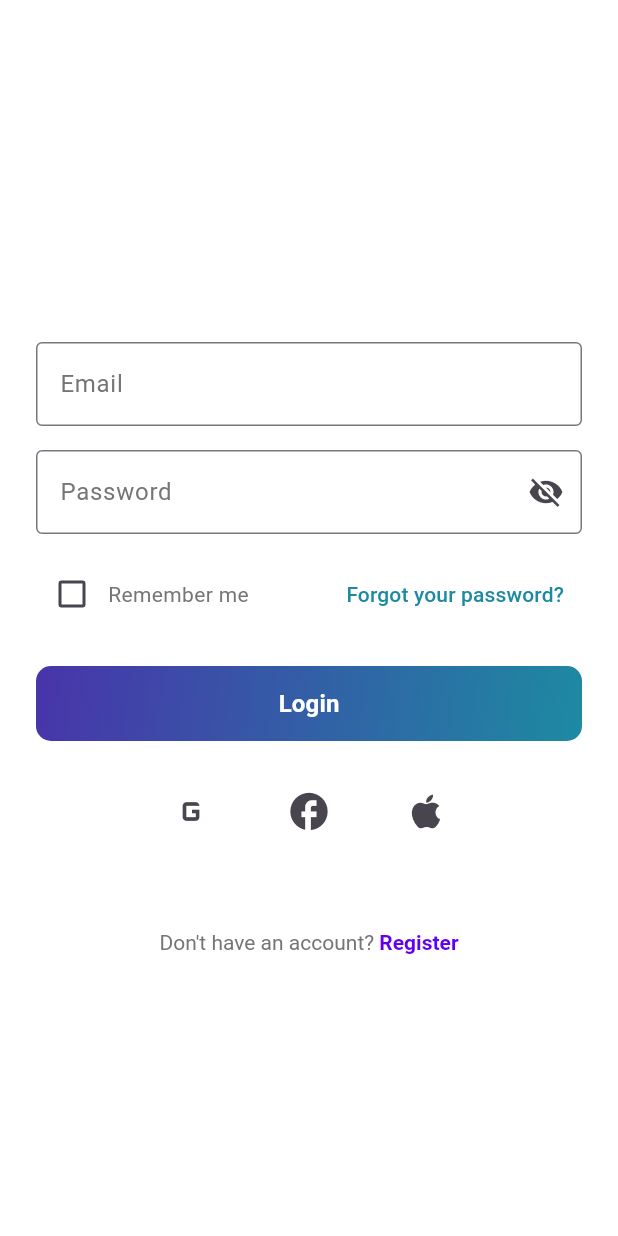
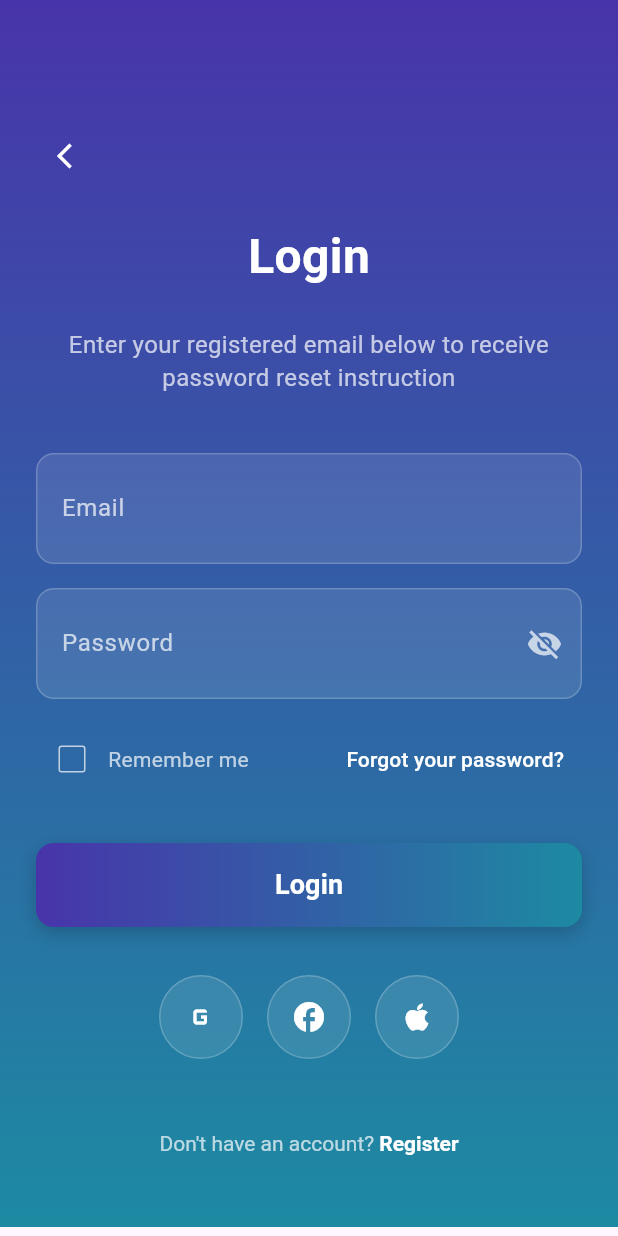
Before and after one commit to FayazAhmedLaghari/CarbonFora-Application, a Flutter app: the screen it shows after launch, on a phone screen of 412 x 824 dp. Run offline on Flutter 3.47's test engine with Material 3 defaults, Android fonts, the phone set to English and light mode, and no system bars; our stand-ins replace flutter_svg.

Commit message:
Refactor LoginScreen with gradient background and improved UI design (#1)
Co-authored-by: Cursor Agent <cursoragent@cursor.com>
Co-authored-by: fa5165200 <fa5165200@gmail.com>

```diff
--- a/lib/Screens/Auth/LoginScreen.dart
+++ b/lib/Screens/Auth/LoginScreen.dart
@@ -9,54 +9,110 @@ class LoginScreen extends StatelessWidget {
   @override
   Widget build(BuildContext context) {
     return Scaffold(
-      backgroundColor: AppColors.background,
-      body: SingleChildScrollView(
+      body: Container(
+        decoration: const BoxDecoration(
+          gradient: LinearGradient(
+            colors: [Color(0xFF4834AA), Color(0xFF1D8AA2)],
+            begin: Alignment.topCenter,
+            end: Alignment.bottomCenter,
+          ),
+        ),
+        child: SingleChildScrollView(
           child: Padding(
             padding: const EdgeInsets.symmetric(horizontal: 24.0),
             child: Column(
               crossAxisAlignment: CrossAxisAlignment.center,
               children: [
                 const SizedBox(height: 80),
+                // Back button
+                Row(
+                  children: [
+                    IconButton(
+                      onPressed: () => Navigator.pop(context),
+                      icon: const Icon(
+                        Icons.arrow_back_ios,
+                        color: Colors.white,
+                        size: 20,
+                      ),
+                    ),
+                  ],
+                ),
+                const SizedBox(height: 20),
                 Center(
                   child: const Text(
                     'Login',
                     style: TextStyle(
                       fontSize: 32,
                       fontWeight: FontWeight.bold,
-                    color: AppColors.white,
+                      color: Colors.white,
                     ),
                   ),
                 ),
                 const SizedBox(height: 24),
                 const Text(
-                'Enter your registered email below to receive password reset instruction',
+                  'Enter your registered email below to receive\npassword reset instruction',
+                  textAlign: TextAlign.center,
                   style: TextStyle(
                     fontSize: 16,
-                  color: AppColors.white,
+                    color: Colors.white70,
+                    height: 1.4,
                   ),
                 ),
-              const SizedBox(height: 32),
-              const TextField(
+                const SizedBox(height: 40),
+                // Email TextField
+                Container(
+                  decoration: BoxDecoration(
+                    color: Colors.white.withOpacity(0.1),
+                    borderRadius: BorderRadius.circular(12),
+                    border: Border.all(
+                      color: Colors.white.withOpacity(0.2),
+                      width: 1,
+                    ),
+                  ),
+                  child: TextField(
+                    style: const TextStyle(color: Colors.white),
                     decoration: InputDecoration(
                       labelText: 'Email',
-                  labelStyle: TextStyle(color: AppColors.textSecondary),
-                  border: OutlineInputBorder(),
-                  focusedBorder: OutlineInputBorder(
-                    borderSide: BorderSide(color: AppColors.primary),
+                      labelStyle: TextStyle(color: Colors.white70),
+                      border: InputBorder.none,
+                      contentPadding: const EdgeInsets.symmetric(
+                        horizontal: 16,
+                        vertical: 16,
+                      ),
+                      focusedBorder: InputBorder.none,
+                      enabledBorder: InputBorder.none,
                     ),
                   ),
                 ),
                 const SizedBox(height: 16),
-              const TextField(
+                // Password TextField
+                Container(
+                  decoration: BoxDecoration(
+                    color: Colors.white.withOpacity(0.1),
+                    borderRadius: BorderRadius.circular(12),
+                    border: Border.all(
+                      color: Colors.white.withOpacity(0.2),
+                      width: 1,
+                    ),
+                  ),
+                  child: TextField(
                     obscureText: true,
+                    style: const TextStyle(color: Colors.white),
                     decoration: InputDecoration(
                       labelText: 'Password',
-                  labelStyle: TextStyle(color: AppColors.textSecondary),
-                  border: OutlineInputBorder(),
-                  focusedBorder: OutlineInputBorder(
-                    borderSide: BorderSide(color: AppColors.primary),
+                      labelStyle: TextStyle(color: Colors.white70),
+                      border: InputBorder.none,
+                      contentPadding: const EdgeInsets.symmetric(
+                        horizontal: 16,
+                        vertical: 16,
                       ),
-                  suffixIcon: Icon(Icons.visibility_off),
+                      focusedBorder: InputBorder.none,
+                      enabledBorder: InputBorder.none,
+                      suffixIcon: Icon(
+                        Icons.visibility_off,
+                        color: Colors.white70,
+                      ),
+                    ),
                   ),
                 ),
                 const SizedBox(height: 16),
@@ -68,11 +124,13 @@ class LoginScreen extends StatelessWidget {
                         Checkbox(
                           value: false,
                           onChanged: (value) {},
-                        activeColor: AppColors.primary,
+                          activeColor: Colors.white,
+                          checkColor: Color(0xFF4834AA),
+                          side: BorderSide(color: Colors.white70),
                         ),
                         const Text(
                           'Remember me',
-                        style: TextStyle(color: AppColors.textSecondary),
+                          style: TextStyle(color: Colors.white70),
                         ),
                       ],
                     ),
@@ -80,95 +138,83 @@ class LoginScreen extends StatelessWidget {
                       onPressed: () {},
                       child: const Text(
                         'Forgot your password?',
-                      style: TextStyle(color: Color(0xFF1D8AA2)),
+                        style: TextStyle(
+                          color: Colors.white,
+                          fontWeight: FontWeight.w500,
+                        ),
                       ),
                     ),
                   ],
                 ),
-              const SizedBox(height: 24),
+                const SizedBox(height: 32),
+                // Login Button with gradient
                 Container(
                   width: double.infinity,
-                height: 50.0,
+                  height: 56.0,
                   decoration: BoxDecoration(
-                  gradient: LinearGradient(
+                    gradient: const LinearGradient(
                       colors: [Color(0xFF4834AA), Color(0xFF1D8AA2)],
-                    begin: Alignment.topLeft,
-                    end: Alignment.bottomRight,
+                      begin: Alignment.centerLeft,
+                      end: Alignment.centerRight,
                     ),
-                  borderRadius: BorderRadius.circular(10.0),
+                    borderRadius: BorderRadius.circular(12.0),
+                    boxShadow: [
+                      BoxShadow(
+                        color: Colors.black.withOpacity(0.2),
+                        blurRadius: 10,
+                        offset: const Offset(0, 4),
+                      ),
+                    ],
                   ),
                   child: ElevatedButton(
                     onPressed: () {
-                    print('Registration button pressed');
+                      print('Login button pressed');
                     },
                     style: ElevatedButton.styleFrom(
                       backgroundColor: Colors.transparent,
                       shadowColor: Colors.transparent,
-                    padding: EdgeInsets.symmetric(vertical: 12.0),
                       shape: RoundedRectangleBorder(
-                      borderRadius: BorderRadius.circular(10.0),
+                        borderRadius: BorderRadius.circular(12.0),
                       ),
                       elevation: 0,
                       surfaceTintColor: Colors.transparent,
                       foregroundColor: Colors.white,
                     ),
-                  child: Text(
+                    child: const Text(
                       'Login',
                       style: TextStyle(
-                      fontSize: 16.0,
+                        fontSize: 18.0,
                         fontWeight: FontWeight.bold,
                       ),
                     ),
                   ),
                 ),
-              const SizedBox(height: 16),
+                const SizedBox(height: 32),
+                // Social Media Icons
                 Row(
                   mainAxisAlignment: MainAxisAlignment.center,
                   children: [
-                  IconButton(
-                    icon: const Icon(Icons.g_mobiledata, size: 30),
-                    onPressed: () {},
-                    style: IconButton.styleFrom(
-                      backgroundColor: AppColors.surface,
-                      shape: const CircleBorder(),
-                      padding: const EdgeInsets.all(16),
-                    ),
-                  ),
+                    _buildSocialButton(Icons.g_mobiledata),
                     const SizedBox(width: 16),
-                  IconButton(
-                    icon: const Icon(Icons.facebook, size: 30),
-                    onPressed: () {},
-                    style: IconButton.styleFrom(
-                      backgroundColor: AppColors.surface,
-                      shape: const CircleBorder(),
-                      padding: const EdgeInsets.all(16),
-                    ),
-                  ),
+                    _buildSocialButton(Icons.facebook),
                     const SizedBox(width: 16),
-                  IconButton(
-                    icon: const Icon(Icons.apple, size: 30),
-                    onPressed: () {},
-                    style: IconButton.styleFrom(
-                      backgroundColor: AppColors.surface,
-                      shape: const CircleBorder(),
-                      padding: const EdgeInsets.all(16),
-                    ),
-                  ),
+                    _buildSocialButton(Icons.apple),
                   ],
                 ),
                 const SizedBox(height: 32),
+                // Register Link
                 Center(
                   child: TextButton(
                     onPressed: () {},
                     child: RichText(
                       text: const TextSpan(
                         text: "Don't have an account? ",
-                      style: TextStyle(color: AppColors.textSecondary),
+                        style: TextStyle(color: Colors.white70),
                         children: [
                           TextSpan(
                             text: 'Register',
                             style: TextStyle(
-                            color: AppColors.primary,
+                              color: Colors.white,
                               fontWeight: FontWeight.bold,
                             ),
                           ),
@@ -177,10 +223,31 @@ class LoginScreen extends StatelessWidget {
                     ),
                   ),
                 ),
+                const SizedBox(height: 32),
               ],
+            ),
           ),
         ),
       ),
     );
   }
+
+  Widget _buildSocialButton(IconData icon) {
+    return Container(
+      width: 56,
+      height: 56,
+      decoration: BoxDecoration(
+        color: Colors.white.withOpacity(0.1),
+        shape: BoxShape.circle,
+        border: Border.all(
+          color: Colors.white.withOpacity(0.2),
+          width: 1,
+        ),
+      ),
+      child: IconButton(
+        icon: Icon(icon, size: 24, color: Colors.white),
+        onPressed: () {},
+      ),
+    );
   }
+}
```
Lines whose indentation alone changed are shown as unchanged.
